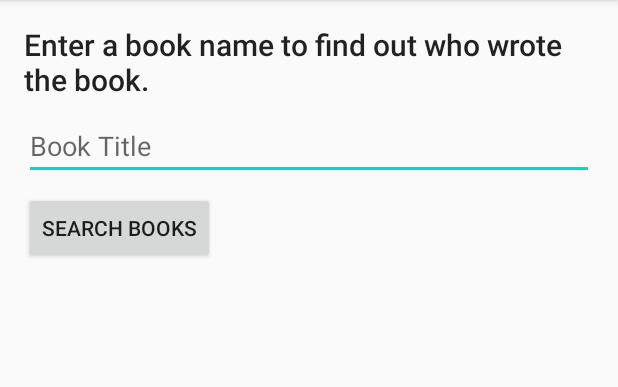
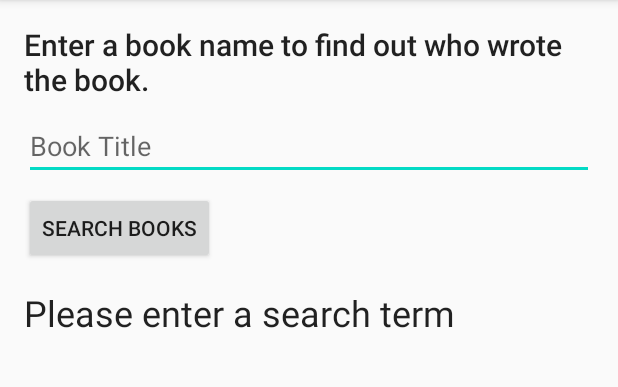
Before and after one commit to florinmihu31/LearnAndroid, an Android app: the screen it shows after launch (MainActivity), after a tap on "SEARCH BOOKS", on a phone screen of 412 x 824 dp, the part 84-471 px from its top. Run offline under Robolectric (Android 15) with nearby library versions, the phone set to English and light mode, and no system bars.

Commit message:
Add no network and close keyboard functionality WhoWroteIt project

```diff
--- a/WhoWroteIt/app/src/main/java/com/example/whowroteit/MainActivity.java
+++ b/WhoWroteIt/app/src/main/java/com/example/whowroteit/MainActivity.java
@@ -2,8 +2,12 @@ package com.example.whowroteit;
 
 import androidx.appcompat.app.AppCompatActivity;
 
+import android.content.Context;
+import android.net.ConnectivityManager;
+import android.net.NetworkInfo;
 import android.os.Bundle;
 import android.view.View;
+import android.view.inputmethod.InputMethodManager;
 import android.widget.EditText;
 import android.widget.TextView;
 
@@ -25,6 +29,37 @@ public class MainActivity extends AppCompatActivity {
 
     public void searchBooks(View view) {
         String queryString = mBookInput.getText().toString();
-        new FetchBook(mTitleText, mAuthorText).execute(queryString);
+
+        // Hide keyboard
+        InputMethodManager inputManager = (InputMethodManager)
+                getSystemService(Context.INPUT_METHOD_SERVICE);
+
+        if (inputManager != null) {
+            inputManager.hideSoftInputFromWindow(view.getWindowToken(),
+                    InputMethodManager.HIDE_NOT_ALWAYS);
+        }
+
+        // Check for Internet connection
+        ConnectivityManager connMgr = (ConnectivityManager)
+                getSystemService(Context.CONNECTIVITY_SERVICE);
+        NetworkInfo networkInfo = null;
+
+        if (connMgr != null) {
+            networkInfo = connMgr.getActiveNetworkInfo();
+        }
+
+        if (networkInfo != null && networkInfo.isConnected() && queryString.length() != 0) {
+            new FetchBook(mTitleText, mAuthorText).execute(queryString);
+            mAuthorText.setText("");
+            mTitleText.setText(R.string.loading);
+        } else {
+            if (queryString.length() == 0) {
+                mAuthorText.setText("");
+                mTitleText.setText(R.string.no_search_term);
+            } else {
+                mAuthorText.setText("");
+                mTitleText.setText(R.string.no_network);
+            }
+        }
     }
 }
--- a/WhoWroteIt/app/src/main/res/values/strings.xml
+++ b/WhoWroteIt/app/src/main/res/values/strings.xml
@@ -4,4 +4,7 @@
     <string name="button_text">Search Books</string>
     <string name="input_hint">Book Title</string>
     <string name="no_results">No Results Found</string>
+    <string name="loading">Loading…</string>
+    <string name="no_search_term">Please enter a search term</string>
+    <string name="no_network">Please check your network connection and try again.</string>
 </resources>
```
